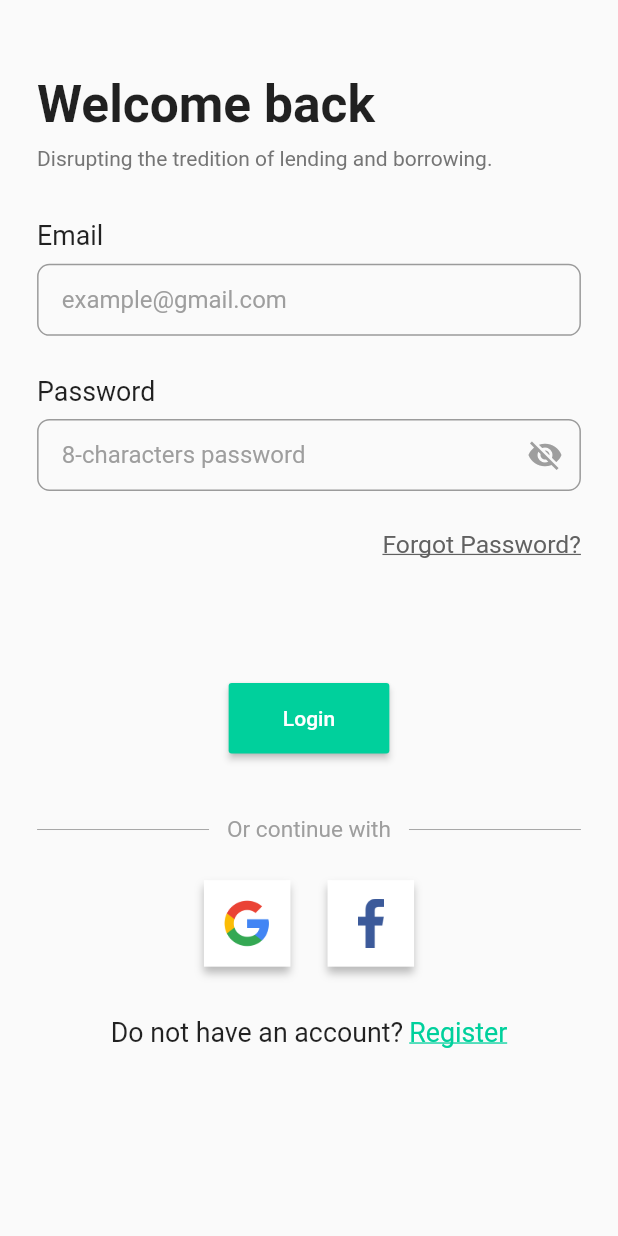
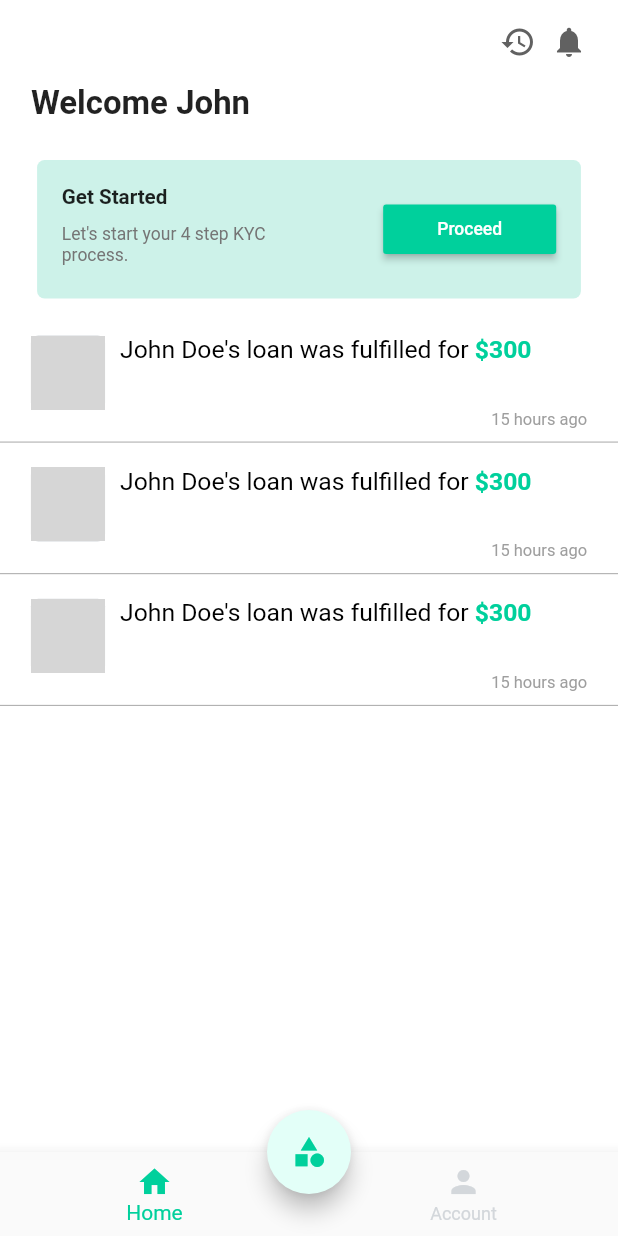
Before and after one commit to SamirOk123/login-page, a Flutter app: the screen it shows after launch, after a tap on "Login", on a phone screen of 412 x 824 dp. Run offline on Flutter 3.47's test engine with Material 2 defaults, Android fonts, the phone set to English and light mode, and no system bars; our stand-ins replace sizer; network calls fail; grey boxes are pictures that could not be loaded.

Commit message:
Home page completed

```diff
--- a/lib/constants.dart
+++ b/lib/constants.dart
@@ -3,3 +3,10 @@ import 'package:flutter/material.dart';
 //COLORS
 
 const kGreen = Color(0xff00d09c);
+const kFloatingActionButtonColor = Color(0xffe3fff8);
+const kUnselectedItemColor = Color(0xffd3d7db);
+const kContainerColor = Color(0xffcdf2e9);
+
+
+//NETWORK IMAGES
+const kNetworkImageUrl =  'https://images.unsplash.com/photo-1535713875002-d1d0cf377fde?ixlib=rb-1.2.1&ixid=MnwxMjA3fDB8MHxzZWFyY2h8M3x8dXNlcnxlbnwwfHwwfHw%3D&auto=format&fit=crop&w=600&q=60';
--- a/lib/main.dart
+++ b/lib/main.dart
@@ -13,13 +13,10 @@ class MyApp extends StatelessWidget {
   Widget build(BuildContext context) {
     return Sizer(
       builder: (context, orientation, deviceType) {
-        return MaterialApp(
+        return const MaterialApp(
           title: 'Todo Project',
           debugShowCheckedModeBanner: false,
-          theme: ThemeData(
-            primarySwatch: Colors.teal,
-          ),
-          home: const LoginScreen(),
+          home: LoginScreen(),
         );
       },
     );
--- /dev/null
+++ b/lib/views/home_page.dart
@@ -0,0 +1,101 @@
+import 'package:flutter/material.dart';
+import 'package:sizer/sizer.dart';
+import 'package:toto_project/constants.dart';
+import 'package:toto_project/widgets/kyc_container.dart';
+import 'package:toto_project/widgets/main_card.dart';
+
+class HomePage extends StatefulWidget {
+  const HomePage({Key? key}) : super(key: key);
+
+  @override
+  State<HomePage> createState() => _HomePageState();
+}
+
+class _HomePageState extends State<HomePage> {
+  //CURRENT PAGE INDEX
+  int currentIndex = 0;
+  @override
+  Widget build(BuildContext context) {
+    return SafeArea(
+      child: Scaffold(
+        backgroundColor: Colors.white,
+        appBar: AppBar(
+          actions: [
+            Padding(
+              padding: EdgeInsets.symmetric(horizontal: 2.5.h),
+              child: Row(
+                children: [
+                  Icon(
+                    Icons.history,
+                    color: Colors.grey[700],
+                  ),
+                  const SizedBox(width: 10),
+                  Icon(
+                    Icons.notifications,
+                    color: Colors.grey[700],
+                  ),
+                ],
+              ),
+            ),
+          ],
+          backgroundColor: Colors.white,
+          elevation: 0,
+        ),
+        body: SingleChildScrollView(
+          child: Column(
+            mainAxisAlignment: MainAxisAlignment.spaceEvenly,
+            children: [
+              Align(
+                alignment: Alignment.centerLeft,
+                child: Padding(
+                  padding: EdgeInsets.symmetric(horizontal: 2.5.h),
+                  child: Text(
+                    'Welcome John',
+                    style:
+                        TextStyle(fontSize: 16.sp, fontWeight: FontWeight.bold),
+                  ),
+                ),
+              ),
+              SizedBox(
+                height: 3.h,
+              ),
+              const KycContainer(),
+              SizedBox(height: 3.h),
+              const MainCard(),
+              const MainCard(),
+              const MainCard(),
+            ],
+          ),
+        ),
+        floatingActionButton: FloatingActionButton(
+          backgroundColor: kFloatingActionButtonColor,
+          onPressed: () {},
+          child: const Icon(
+            Icons.category,
+            color: kGreen,
+          ),
+        ),
+        floatingActionButtonLocation:
+            FloatingActionButtonLocation.miniCenterDocked,
+        bottomNavigationBar: BottomNavigationBar(
+          items: const [
+            BottomNavigationBarItem(
+                icon: Icon(
+                  Icons.home,
+                ),
+                label: 'Home'),
+            BottomNavigationBarItem(icon: Icon(Icons.person), label: 'Account'),
+          ],
+          onTap: (index) {
+            setState(() {
+              currentIndex = index;
+            });
+          },
+          currentIndex: currentIndex,
+          selectedItemColor: kGreen,
+          unselectedItemColor: kUnselectedItemColor,
+        ),
+      ),
+    );
+  }
+}
--- a/lib/views/login_screen.dart
+++ b/lib/views/login_screen.dart
@@ -1,6 +1,7 @@
 import 'package:flutter/material.dart';
 import 'package:sizer/sizer.dart';
 import 'package:toto_project/constants.dart';
+import 'package:toto_project/views/home_page.dart';
 import 'package:toto_project/widgets/email_password_header.dart';
 import 'package:toto_project/widgets/google_fb.dart';
 import 'package:toto_project/widgets/text_field.dart';
@@ -14,12 +15,12 @@ class LoginScreen extends StatelessWidget {
       child: Scaffold(
         body: SingleChildScrollView(
           child: Padding(
-            padding: EdgeInsets.symmetric(horizontal: 3.h),
+            padding: EdgeInsets.symmetric(horizontal: 2.5.h),
             child: Column(
               mainAxisAlignment: MainAxisAlignment.spaceEvenly,
               children: [
                 SizedBox(
-                  height: 6.h,
+                  height: 4.h,
                 ),
                 Align(
                   alignment: Alignment.centerLeft,
@@ -27,7 +28,7 @@ class LoginScreen extends StatelessWidget {
                     'Welcome back',
                     textAlign: TextAlign.start,
                     style:
-                        TextStyle(fontSize: 25.sp, fontWeight: FontWeight.bold),
+                        TextStyle(fontSize: 19.sp, fontWeight: FontWeight.bold),
                   ),
                 ),
                 SizedBox(
@@ -37,7 +38,7 @@ class LoginScreen extends StatelessWidget {
                   alignment: Alignment.centerLeft,
                   child: Text(
                     'Disrupting the tredition of lending and borrowing.',
-                    style: TextStyle(color: Colors.grey[600]),
+                    style: TextStyle(color: Colors.grey[600], fontSize: 9.sp),
                   ),
                 ),
                 SizedBox(
@@ -71,7 +72,7 @@ class LoginScreen extends StatelessWidget {
                     'Forgot Password?',
                     style: TextStyle(
                       decoration: TextDecoration.underline,
-                      fontSize: 12.sp,
+                      fontSize: 9.sp,
                       color: Colors.grey[700],
                     ),
                   ),
@@ -80,12 +81,18 @@ class LoginScreen extends StatelessWidget {
                   height: 10.h,
                 ),
                 MaterialButton(
-                  height: 5.7.h,
-                  minWidth: 26.w,
+                  height: 5.h,
+                  minWidth: 28.w,
                   color: kGreen,
                   textColor: Colors.white,
-                  onPressed: () {},
-                  child: const Text("Login"),
+                  onPressed: () {
+                    Navigator.of(context).push(MaterialPageRoute(
+                        builder: (context) => const HomePage()));
+                  },
+                  child: Text(
+                    "Login",
+                    style: TextStyle(fontSize: 9.sp),
+                  ),
                 ),
                 SizedBox(
                   height: 5.h,
@@ -103,7 +110,7 @@ class LoginScreen extends StatelessWidget {
                       ),
                       Text(
                         "Or continue with",
-                        style: TextStyle(fontSize: 11.sp, color: Colors.grey),
+                        style: TextStyle(fontSize: 9.sp, color: Colors.grey),
                       ),
                       Expanded(
                         child: Container(
@@ -120,28 +127,28 @@ class LoginScreen extends StatelessWidget {
                 ),
                 const GoogleFbIcons(),
                 SizedBox(
-                  height: 4.h,
+                  height: 12.h,
                 ),
-                Row(
-                  mainAxisAlignment: MainAxisAlignment.center,
-                  children: [
-                    Text(
-                      'Do not have an account?',
-                      style: TextStyle(
-                          fontSize: 13.sp, fontWeight: FontWeight.w400),
-                    ),
-                    SizedBox(
-                      width: 1.w,
-                    ),
-                    Text(
-                      'Register',
-                      style: TextStyle(
-                          decoration: TextDecoration.underline,
-                          color: kGreen,
-                          fontSize: 13.sp,
-                          fontWeight: FontWeight.w400),
-                    ),
-                  ],
+                RichText(
+                  text: TextSpan(
+                    children: [
+                      TextSpan(
+                        text: 'Do not have an account? ',
+                        style: TextStyle(
+                            color: Colors.black,
+                            fontSize: 12.sp,
+                            fontWeight: FontWeight.w400),
+                      ),
+                      TextSpan(
+                        text: 'Register',
+                        style: TextStyle(
+                            color: kGreen,
+                            fontWeight: FontWeight.w400,
+                            decoration: TextDecoration.underline,
+                            fontSize: 12.sp),
+                      ),
+                    ],
+                  ),
                 ),
               ],
             ),
--- a/lib/widgets/email_password_header.dart
+++ b/lib/widgets/email_password_header.dart
@@ -12,7 +12,7 @@ class EmailPasswordHeader extends StatelessWidget {
       alignment: Alignment.centerLeft,
       child: Text(
         label,
-        style: TextStyle(fontWeight: FontWeight.w400, fontSize: 13.sp),
+        style: TextStyle(fontWeight: FontWeight.w500, fontSize: 10.sp),
       ),
     );
   }
--- a/lib/widgets/google_fb.dart
+++ b/lib/widgets/google_fb.dart
@@ -10,8 +10,8 @@ class GoogleFbIcons extends StatelessWidget {
       mainAxisAlignment: MainAxisAlignment.center,
       children: [
         Container(
-          width: 7.h,
-          height: 7.h,
+          width: 6.5.h,
+          height: 6.5.h,
           decoration: const BoxDecoration(
             color: Colors.white,
             boxShadow: [
@@ -26,8 +26,8 @@ class GoogleFbIcons extends StatelessWidget {
           width: 6.w,
         ),
         Container(
-          width: 7.h,
-          height: 7.h,
+          width: 6.5.h,
+          height: 6.5.h,
           decoration: const BoxDecoration(
             color: Colors.white,
             boxShadow: [
--- /dev/null
+++ b/lib/widgets/kyc_container.dart
@@ -0,0 +1,56 @@
+import 'package:flutter/material.dart';
+import 'package:sizer/sizer.dart';
+import 'package:toto_project/constants.dart';
+
+class KycContainer extends StatelessWidget {
+  const KycContainer({Key? key}) : super(key: key);
+
+  @override
+  Widget build(BuildContext context) {
+    return Container(
+      margin: EdgeInsets.symmetric(horizontal: 3.h),
+      width: double.infinity,
+      padding: EdgeInsets.all(2.h),
+      height: 11.2.h,
+      decoration: BoxDecoration(
+          color: kContainerColor, borderRadius: BorderRadius.circular(5)),
+      child: SizedBox(
+        child: Row(
+          mainAxisAlignment: MainAxisAlignment.spaceBetween,
+          children: [
+            Column(
+              crossAxisAlignment: CrossAxisAlignment.start,
+
+              children: [
+                Text(
+                  'Get Started',
+                  style:
+                      TextStyle(fontWeight: FontWeight.bold, fontSize: 10.sp),
+                ),
+                SizedBox(height: 10,),
+                Text(
+                  'Let\'s start your 4 step KYC \nprocess.',
+                  style: TextStyle(
+                    fontSize: 8.5.sp,
+                    color: Colors.grey[600],
+                  ),
+                ),
+              ],
+            ),
+            MaterialButton(
+              height: 4.h,
+              minWidth: 28.w,
+              color: kGreen,
+              textColor: Colors.white,
+              onPressed: () {},
+              child: Text(
+                "Proceed",
+                style: TextStyle(fontSize: 8.5.sp),
+              ),
+            ),
+          ],
+        ),
+      ),
+    );
+  }
+}
--- /dev/null
+++ b/lib/widgets/main_card.dart
@@ -0,0 +1,73 @@
+import 'package:flutter/material.dart';
+import 'package:sizer/sizer.dart';
+import 'package:toto_project/constants.dart';
+
+class MainCard extends StatelessWidget {
+  const MainCard({Key? key}) : super(key: key);
+
+  @override
+  Widget build(BuildContext context) {
+    return Column(
+      children: [
+        Padding(
+          padding: EdgeInsets.symmetric(horizontal: 2.5.h),
+          child: Row(
+            crossAxisAlignment: CrossAxisAlignment.start,
+            children: [
+              Container(
+                width: 6.h,
+                height: 6.h,
+                decoration: const BoxDecoration(
+                  color: kUnselectedItemColor,
+                  borderRadius: BorderRadius.all(Radius.circular(5)),
+                  image: DecorationImage(
+                    fit: BoxFit.cover,
+                    image: NetworkImage(kNetworkImageUrl),
+                  ),
+                ),
+              ),
+              const SizedBox(
+                width: 10,
+              ),
+              RichText(
+                text: TextSpan(
+                  children: [
+                    TextSpan(
+                      text: 'John Doe\'s loan was fulfilled for ',
+                      style: TextStyle(color: Colors.black, fontSize: 12.sp),
+                    ),
+                    TextSpan(
+                      text: '\$300',
+                      style: TextStyle(
+                          color: kGreen,
+                          fontWeight: FontWeight.bold,
+                          fontSize: 12.sp),
+                    ),
+                  ],
+                ),
+              ),
+            ],
+          ),
+        ),
+        Padding(
+          padding: EdgeInsets.symmetric(horizontal: 2.5.h),
+          child: Align(
+            alignment: Alignment.bottomRight,
+            child: Text(
+              '15 hours ago',
+              style: TextStyle(color: Colors.grey, fontSize: 8.sp),
+            ),
+          ),
+        ),
+        SizedBox(
+          height: 1.h,
+        ),
+        Container(
+          height: 0.6,
+          color: Colors.grey,
+        ),
+        SizedBox(height: 2.h),
+      ],
+    );
+  }
+}
--- a/lib/widgets/text_field.dart
+++ b/lib/widgets/text_field.dart
@@ -1,5 +1,6 @@
 import 'package:flutter/material.dart';
 import 'package:sizer/sizer.dart';
+import 'package:toto_project/constants.dart';
 
 class CustomTextField extends StatelessWidget {
   const CustomTextField({Key? key, required this.hintText, this.suffixIcon})
@@ -11,15 +12,19 @@ class CustomTextField extends StatelessWidget {
   @override
   Widget build(BuildContext context) {
     return SizedBox(
-      height: 6.h,
+      height: 5.h,
       child: TextField(
         decoration: InputDecoration(
-          contentPadding: EdgeInsets.only(top: 1.h, left: 2.h),
+          focusedBorder: OutlineInputBorder(
+            borderRadius: BorderRadius.all(Radius.circular(1.h)),
+            borderSide: const BorderSide(color: kGreen),
+          ),
+          contentPadding: EdgeInsets.only(left: 2.h),
           border: OutlineInputBorder(
             borderRadius: BorderRadius.circular(1.h),
           ),
           hintText: hintText,
-          hintStyle: const TextStyle(color: Colors.grey),
+          hintStyle: TextStyle(color: Colors.grey, fontSize: 10.sp),
           suffixIcon: suffixIcon,
         ),
       ),
--- a/pubspec.yaml
+++ b/pubspec.yaml
@@ -23,4 +23,4 @@ flutter:
   uses-material-design: true
 
   assets:
-        - assets/
+    - assets/
```
Also changed, not shown: 1 other file.
